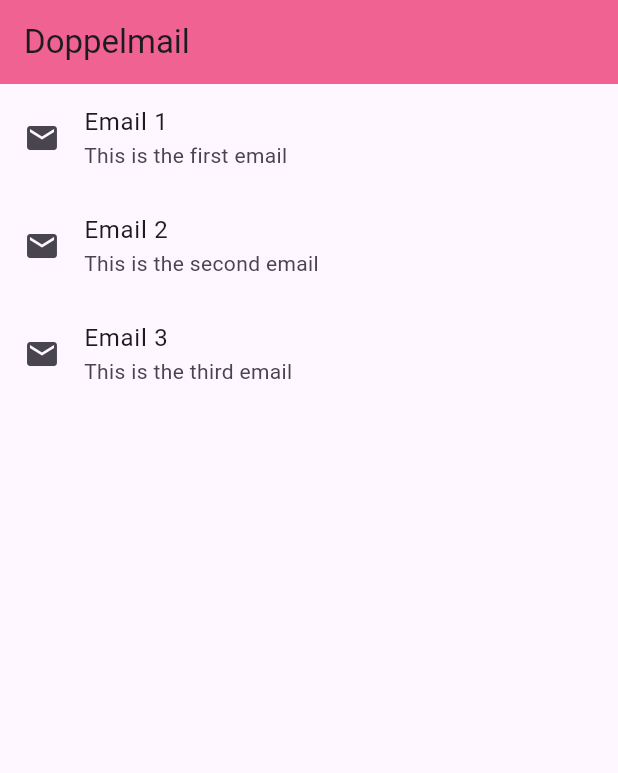
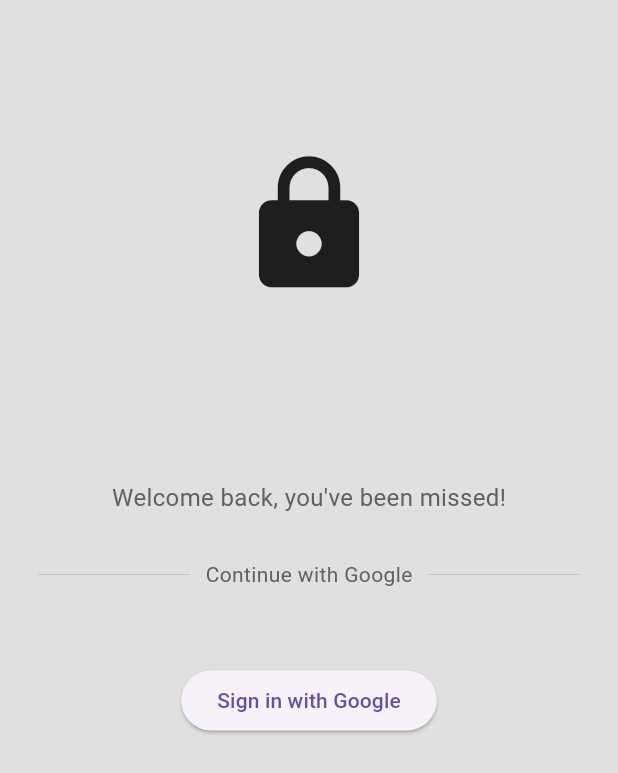
Before and after one commit to rhayssaandretto/gmail-doppelganger, a Flutter app: the screen it shows after launch, on a phone screen of 412 x 824 dp. Shown: the top 773 px of the screen. Run offline on Flutter 3.47's test engine with Material 3 defaults, Android fonts, the phone set to English and light mode, and no system bars; our stand-ins replace firebase_auth, firebase_core, google_sign_in; accounts and stored records are empty.

Commit message:
feat: google sso

```diff
--- a/lib/src/app.dart
+++ b/lib/src/app.dart
@@ -1,16 +1,16 @@
 import 'package:flutter/material.dart';
 
-import 'presentation/pages/email_list/email_list_page.dart';
+import 'presentation/pages/login/login_page.dart';
 
 class Doppelmail extends StatelessWidget {
   const Doppelmail({super.key});
 
   @override
   Widget build(BuildContext context) {
-    return const MaterialApp(
+    return MaterialApp(
       debugShowCheckedModeBanner: false,
       title: 'Doppelmail',
-      home: EmailListPage(),
+      home: LoginPage(),
     );
   }
 }
--- /dev/null
+++ b/lib/src/presentation/pages/login/login_page.dart
@@ -0,0 +1,146 @@
+import 'package:clone_gmail/src/presentation/pages/login/widgets/my_button.dart';
+import 'package:clone_gmail/src/presentation/pages/login/widgets/my_textfield_page.dart';
+import 'package:clone_gmail/src/services/auth/auth_service.dart';
+import 'package:flutter/material.dart';
+
+import 'widgets/square_title.dart';
+
+class LoginPage extends StatelessWidget {
+  LoginPage({super.key});
+
+  final usernameController = TextEditingController();
+  final passwordController = TextEditingController();
+
+  // sign user in method
+  void signUserIn() {}
+
+  @override
+  Widget build(BuildContext context) {
+    return Scaffold(
+      backgroundColor: Colors.grey[300],
+      body: SafeArea(
+        child: Center(
+          child: Column(
+            children: [
+              const SizedBox(
+                height: 100,
+              ),
+
+              // logo
+              const Icon(
+                Icons.lock,
+                size: 100,
+              ),
+
+              const SizedBox(
+                height: 120,
+              ),
+
+              // welcome back, you've been missed
+              const Text('Welcome back, you\'ve been missed!',
+                  style: TextStyle(color: Color(0xFF616161), fontSize: 16)),
+
+              // const SizedBox(
+              //   height: 50,
+              // ),
+
+              // // username textfield
+              // MyTextfieldPage(
+              //   controller: usernameController,
+              //   hintText: 'Username',
+              //   obscureText: false,
+              // ),
+
+              // const SizedBox(
+              //   height: 10,
+              // ),
+
+              // // password textfield
+              // MyTextfieldPage(
+              //   controller: passwordController,
+              //   hintText: 'Password',
+              //   obscureText: true,
+              // ),
+
+              // const SizedBox(
+              //   height: 10,
+              // ),
+
+              // // forgot password?
+              // const Padding(
+              //   padding: EdgeInsets.symmetric(horizontal: 25.0),
+              //   child: Row(
+              //     mainAxisAlignment: MainAxisAlignment.end,
+              //     children: [
+              //       Text(
+              //         'Forgot password?',
+              //         style: TextStyle(color: Color(0xFF616161)),
+              //       )
+              //     ],
+              //   ),
+              // ),
+
+              // const SizedBox(
+              //   height: 25,
+              // ),
+
+              // // sign in button
+              // MyButton(
+              //   onTap: signUserIn,
+              // ),
+
+              const SizedBox(height: 30),
+
+              // or continue with
+              Padding(
+                padding: const EdgeInsets.symmetric(horizontal: 25.0),
+                child: Row(
+                  children: [
+                    Expanded(
+                      child: Divider(
+                        thickness: 0.5,
+                        color: Colors.grey[400],
+                      ),
+                    ),
+                    Padding(
+                      padding: const EdgeInsets.symmetric(horizontal: 10.0),
+                      child: Text(
+                        'Continue with Google',
+                        style: TextStyle(color: Colors.grey[700]),
+                      ),
+                    ),
+                    Expanded(
+                      child: Divider(
+                        thickness: 0.5,
+                        color: Colors.grey[400],
+                      ),
+                    ),
+                  ],
+                ),
+              ),
+
+              const SizedBox(height: 50),
+
+              // google + apple sign in buttons
+              // const Center(
+              //   child:
+              //       // google button
+              //       SquareTile(imagePath: 'assets/images/google.png'),
+              // ),
+
+              ElevatedButton(
+                  onPressed: () => print(AuthService().signInWithGoogle),
+                  child: const Text('Sign in with Google')),
+
+              // or continue with
+
+              // google button
+
+              // not a member? register now
+            ],
+          ),
+        ),
+      ),
+    );
+  }
+}
```
Also changed, not shown: lib/src/presentation/pages/login/widgets/my_button.dart (added, +27 -0 lines), lib/src/presentation/pages/login/widgets/my_textfield_page.dart (added, +33 -0 lines), lib/src/presentation/pages/login/widgets/square_title.dart (added, +25 -0 lines), assets/images/2.0x/flutter_logo.png (deleted), assets/images/3.0x/flutter_logo.png (deleted), assets/images/flutter_logo.png (deleted), assets/images/google.png (added).
